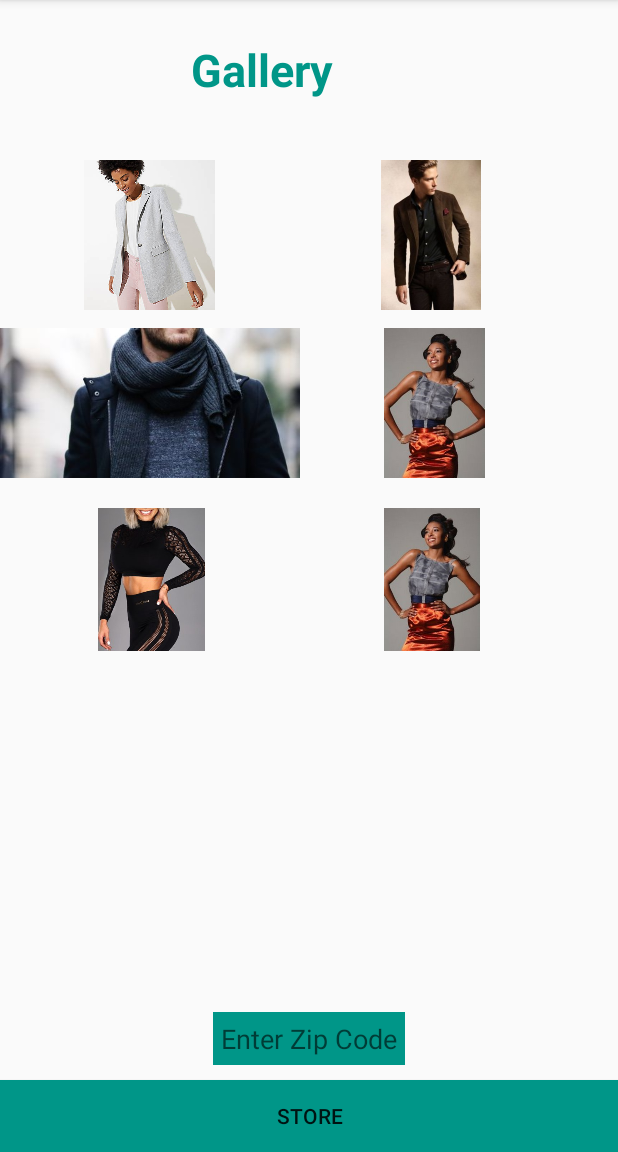
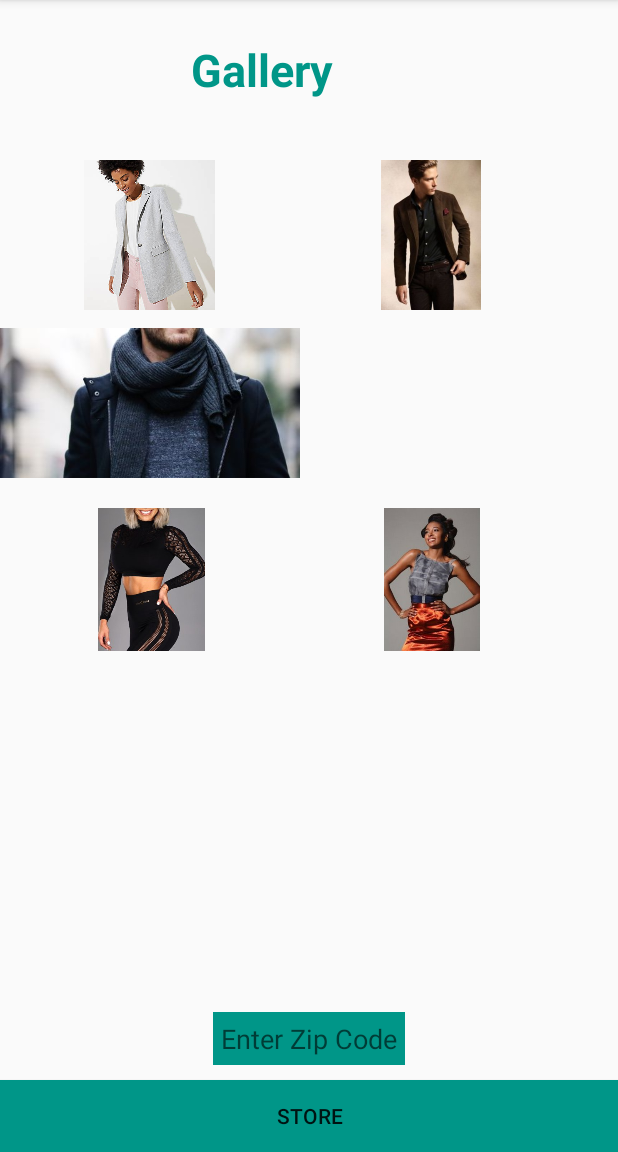
Before and after one commit to Sangwa-C/Sangwa_Sytles, an Android app: the screen it shows after launch (ImagesActivity), on a phone screen of 412 x 824 dp, the part 84-1236 px from its top. Run offline under Robolectric (Android 15) with nearby library versions, the phone set to English and light mode, and no system bars; Roboto replaces fonts that are not available here.

Commit message:
deleted an image

```diff
--- a/app/src/main/res/layout/activity_images.xml
+++ b/app/src/main/res/layout/activity_images.xml
@@ -71,14 +71,6 @@
 
         </ImageView>
 
-        <ImageView
-            android:id="@+id/image4"
-            android:layout_width="179dp"
-            android:layout_height="100dp"
-            android:src="@drawable/women2"
-            android:layout_marginBottom="20dp">
-
-        </ImageView>
 
     </LinearLayout>
 
```
